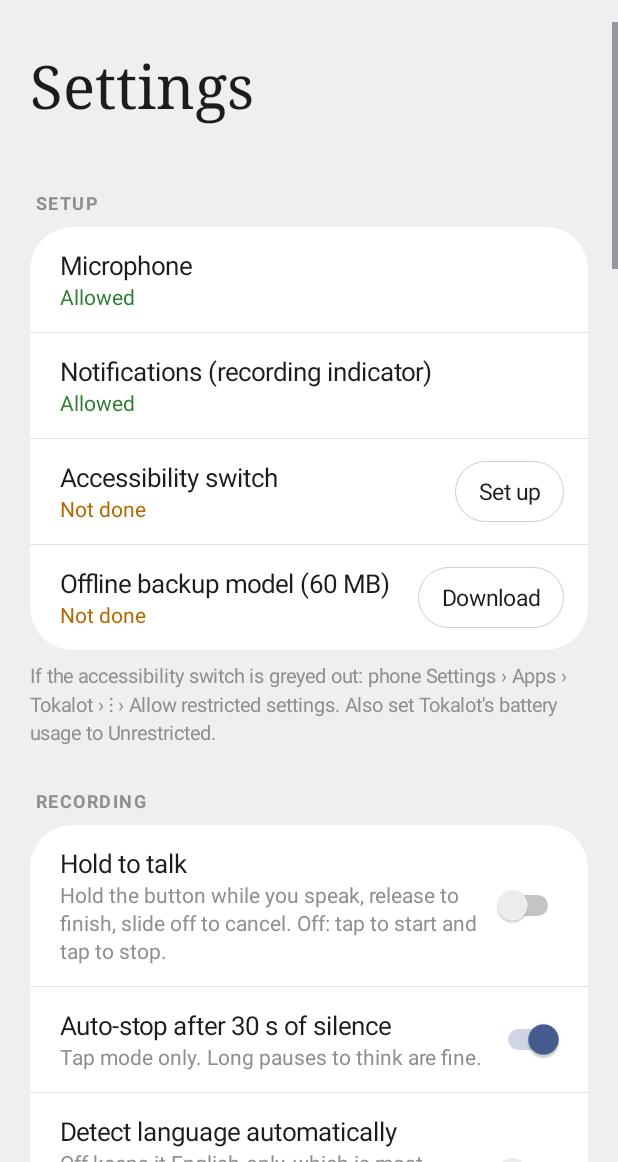
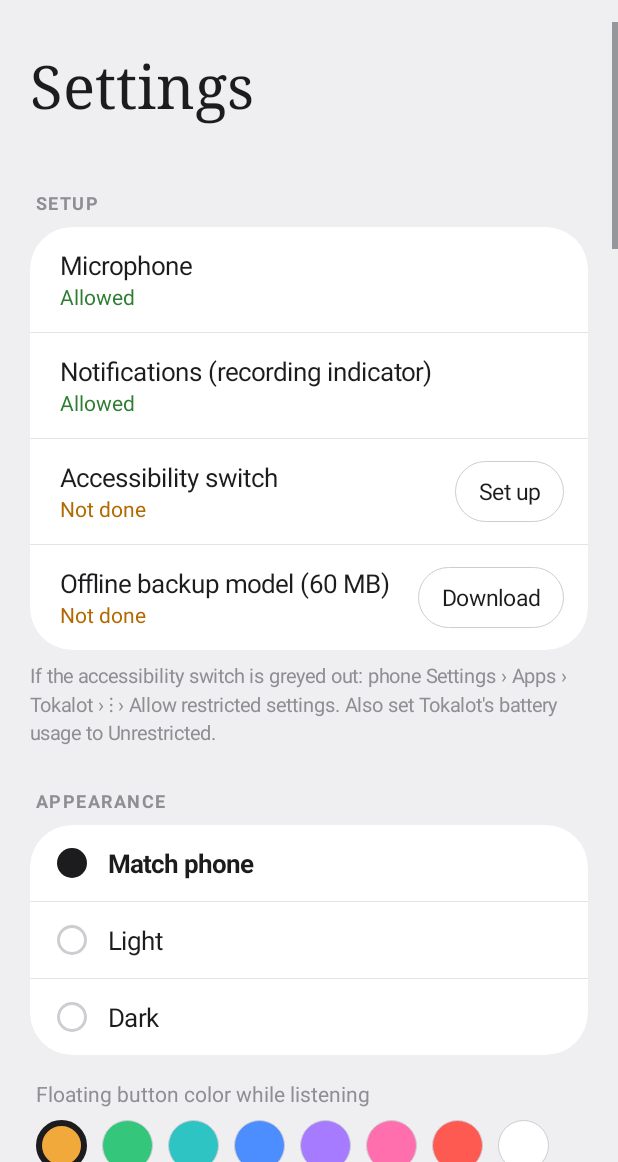
Before and after one commit to sidewinderzz/tokalot, an Android app: the screen it shows after launch (MainActivity), after a tap on "Open setup", on a phone screen of 412 x 824 dp, the part 74-1236 px from its top. Run offline under Robolectric (Android 15) with nearby library versions, the phone set to English and light mode, and no system bars; Roboto replaces fonts that are not available here.

Commit message:
1.1: dark theme, button color, no-flash progress, screenshots
- Theme setting (match phone / light / dark)
- Floating button: dark while active, bars in a chosen color while
  listening (amber default), white ripple while transcribing
- Download progress updates only its label instead of redrawing
- Open-source licenses screen; friendlier app names in history
- Screenshot workflow: emulator + debug-only demo data -> docs/screenshots

Co-Authored-By: Claude Opus 5.5 <noreply@anthropic.com>
Claude-Session: https://claude.ai/code/session_01HtzZVCoAZmno9t2AKyR1tY

```diff
--- a/app/src/main/java/com/tokalot/app/BarsView.kt
+++ b/app/src/main/java/com/tokalot/app/BarsView.kt
@@ -25,6 +25,10 @@ class BarsView(context: Context) : View(context) {
             startTime = System.nanoTime()
             invalidate()
         }
+
+    /** Bar color (white when idle/working, the accent color while listening). */
+    var barColor: Int = Color.WHITE
+        set(v) { field = v; paint.color = v; invalidate() }
 
     /** Returns the current mic level 0..1 (RMS). */
     var level: (() -> Float)? = null
--- a/app/src/main/java/com/tokalot/app/MainActivity.kt
+++ b/app/src/main/java/com/tokalot/app/MainActivity.kt
@@ -50,6 +50,7 @@ class MainActivity : Activity() {
     private val expanded = HashSet<Long>()
     private val showOriginal = HashSet<Long>()
     private var query = ""
+    private var bannerText: TextView? = null
     private var historyBox: LinearLayout? = null
     private val searchField by lazy {
         field("Search your dictations").apply {
@@ -69,12 +70,19 @@ class MainActivity : Activity() {
     private var playingId: Long? = null
 
     override fun onCreate(savedInstanceState: Bundle?) {
+        Demo.handle(this, intent) // debug builds only: screenshot data
+        prefs = Prefs(this)
+        // Pick light or dark before any views exist (dialogs and switches follow the theme too).
+        val systemDark = (resources.configuration.uiMode and android.content.res.Configuration.UI_MODE_NIGHT_MASK) ==
+            android.content.res.Configuration.UI_MODE_NIGHT_YES
+        val dark = when (prefs.theme) { "dark" -> true; "light" -> false; else -> systemDark }
+        C.apply(dark)
+        setTheme(if (dark) android.R.style.Theme_DeviceDefault_NoActionBar else android.R.style.Theme_DeviceDefault_Light_NoActionBar)
         super.onCreate(savedInstanceState)
-        prefs = Prefs(this)
         window.statusBarColor = C.BG
         window.navigationBarColor = C.BG
         @Suppress("DEPRECATION")
-        window.decorView.systemUiVisibility =
+        window.decorView.systemUiVisibility = if (dark) 0 else
             View.SYSTEM_UI_FLAG_LIGHT_STATUS_BAR or View.SYSTEM_UI_FLAG_LIGHT_NAVIGATION_BAR
 
         val root = LinearLayout(this).apply {
@@ -87,7 +95,7 @@ class MainActivity : Activity() {
         headerLeft = FrameLayout(this)
         header.addView(headerLeft, FrameLayout.LayoutParams(dp(48), dp(48), Gravity.START or Gravity.CENTER_VERTICAL))
         val logo = row(
-            icon(R.drawable.ic_logo, 30).apply { clearColorFilter() },
+            icon(if (C.dark) R.drawable.ic_logo_dark else R.drawable.ic_logo, 30).apply { clearColorFilter() },
             text("Tokalot", 26f, bold = true).apply { setPadding(dp(8), 0, 0, 0) }
         )
         header.addView(logo, FrameLayout.LayoutParams(ViewGroup.LayoutParams.WRAP_CONTENT, ViewGroup.LayoutParams.WRAP_CONTENT, Gravity.CENTER))
@@ -103,6 +111,15 @@ class MainActivity : Activity() {
         }
         root.addView(nav, lp())
         setContentView(root)
+
+        // Screenshot workflow can open a specific screen (debug builds only).
+        if (Demo.isDebug(this)) {
+            intent.getStringExtra("tab")?.let { t -> Tab.values().firstOrNull { it.name == t }?.let { tab = it } }
+            if (intent.getBooleanExtra("settings", false)) inSettings = true
+            intent.getStringExtra("category")?.let { c ->
+                AppCategory.values().firstOrNull { it.name == c }?.let { StyleScreen.selected = it }
+            }
+        }
     }
 
     override fun onResume() {
@@ -127,8 +144,13 @@ class MainActivity : Activity() {
         render()
         val app = applicationContext
         Thread {
+            // Only the banner's label changes while downloading; no full redraw (that flashed).
             val poll = Thread {
-                while (Updater.progress != null) { runOnUiThread { render() }; Thread.sleep(500) }
+                while (Updater.progress != null) {
+                    val pct = Updater.progress
+                    runOnUiThread { bannerText?.text = "Downloading Tokalot ${r.version}… ${pct ?: 0}%" }
+                    Thread.sleep(300)
+                }
             }.also { it.start() }
             try {
                 val apk = Updater.download(app, r)
@@ -228,7 +250,7 @@ class MainActivity : Activity() {
             "Everything stays on this phone. The only thing that leaves is your dictation, sent directly to the speech and cleanup services you picked, using your own API keys. No Tokalot server, account or tracking.")
         point("Check it yourself",
             "Tokalot's code is open for anyone to read or have scanned.")
-        body.addView(text("github.com/${Updater.REPO}", 15f, 0xFF2F6FDB.toInt()).apply {
+        body.addView(text("github.com/${Updater.REPO}", 15f, C.LINK).apply {
             setOnClickListener { startActivity(Intent(Intent.ACTION_VIEW, Uri.parse("https://github.com/${Updater.REPO}"))) }
         })
         body.addView(text("On the next screen: tap Tokalot › turn it on › Allow. If it's greyed out, open this phone's Settings › Apps › Tokalot › ⋮ › Allow restricted settings first.", 14f, C.SUB), lp().margins(this, t = 16, b = 8))
@@ -376,8 +398,10 @@ class MainActivity : Activity() {
         Updater.available(this)?.let { r ->
             val pct = Updater.progress
             val msg = if (pct != null) "Downloading Tokalot ${r.version}… $pct%" else "Tokalot ${r.version} is available"
+            val label = text(msg, 15f).apply { layoutParams = LinearLayout.LayoutParams(0, ViewGroup.LayoutParams.WRAP_CONTENT, 1f) }
+            bannerText = label
             val banner = row(
-                text(msg, 15f).apply { layoutParams = LinearLayout.LayoutParams(0, ViewGroup.LayoutParams.WRAP_CONTENT, 1f) },
+                label,
                 if (pct == null) pill("Update", filled = true) { startUpdate(r) } else spacer(),
                 if (pct == null) icon(R.drawable.ic_close, 20, C.SUB).apply {
                     setPadding(dp(4), dp(4), dp(4), dp(4))
--- a/app/src/main/java/com/tokalot/app/Prefs.kt
+++ b/app/src/main/java/com/tokalot/app/Prefs.kt
@@ -59,6 +59,21 @@ object Services {
  * Everything the user sets lives in app-private SharedPreferences on the phone.
  * No accounts, no database; uninstalling the app erases it.
  */
+/** Choices for the floating button's listening color. Amber matches the app icon. */
+object Accents {
+    val DEFAULT = 0xFFF2A93B.toInt()
+    val all = listOf(
+        "Amber" to DEFAULT,
+        "Green" to 0xFF34C77B.toInt(),
+        "Teal" to 0xFF2EC4C4.toInt(),
+        "Blue" to 0xFF4C8DFF.toInt(),
+        "Purple" to 0xFFA77BFF.toInt(),
+        "Pink" to 0xFFFF6FAE.toInt(),
+        "Red" to 0xFFFF5A52.toInt(),
+        "White" to 0xFFFFFFFF.toInt(),
+    )
+}
+
 /** Pre-filled "Your instructions" for a fresh install; users can edit or clear it. */
 const val DEFAULT_INSTRUCTIONS = "Always write \"lol\" in lowercase."
 
@@ -121,6 +136,16 @@ class Prefs(ctx: Context) {
             sp.edit().putString("snippets", arr.toString()).apply()
         }
 
+    /** "system", "light" or "dark". */
+    var theme: String
+        get() = sp.getString("theme", "system") ?: "system"
+        set(v) = sp.edit().putString("theme", v).apply()
+
+    /** Color of the floating button's bars while it's listening. */
+    var accent: Int
+        get() = sp.getInt("accent", Accents.DEFAULT)
+        set(v) = sp.edit().putInt("accent", v).apply()
+
     /** Hold the button to talk instead of tap-to-start / tap-to-stop. */
     var holdToTalk: Boolean
         get() = sp.getBoolean("hold", false)
--- a/app/src/main/java/com/tokalot/app/Screens.kt
+++ b/app/src/main/java/com/tokalot/app/Screens.kt
@@ -264,6 +264,8 @@ class SettingsScreen(private val a: MainActivity) {
     companion object {
         @Volatile var downloadPct: Int? = null
         @Volatile var downloadError: String? = null
+        // Progress updates only change this label; redrawing the whole screen each tick made it flash.
+        var modelStatusView: TextView? = null
     }
 
     fun build(): View = with(a) {
@@ -273,7 +275,7 @@ class SettingsScreen(private val a: MainActivity) {
         // --- Setup
         section(col, "Setup")
         val setup = card()
-        fun setupRow(title: String, done: Boolean, doneText: String, action: String, onClick: () -> Unit) {
+        fun setupRow(title: String, done: Boolean, doneText: String, action: String, onClick: () -> Unit): TextView {
             if (setup.childCount > 0) setup.addView(divider())
             val status = text(if (done) doneText else "Not done", 14f, if (done) C.GOOD else C.WARN)
             val texts = LinearLayout(this).apply {
@@ -285,6 +287,7 @@ class SettingsScreen(private val a: MainActivity) {
                 texts.apply { layoutParams = LinearLayout.LayoutParams(0, ViewGroup.LayoutParams.WRAP_CONTENT, 1f) },
                 if (done) spacer() else pill(action) { onClick() }
             ).apply { setPadding(dp(20), dp(14), dp(16), dp(14)) })
+            return status
         }
         setupRow("Microphone", micGranted(), "Allowed", "Allow") {
             requestPermissions(arrayOf(Manifest.permission.RECORD_AUDIO), 1)
@@ -303,11 +306,41 @@ class SettingsScreen(private val a: MainActivity) {
             downloadError != null -> "Failed: $downloadError"
             else -> ""
         }
-        setupRow("Offline backup model (60 MB)", ModelManager.isReady(this) || pct != null, modelStatus, "Download") {
+        modelStatusView = setupRow("Offline backup model (60 MB)", ModelManager.isReady(this) || pct != null, modelStatus, "Download") {
             startDownload()
         }
         col.addView(setup)
         col.addView(text("If the accessibility switch is greyed out: phone Settings › Apps › Tokalot › ⋮ › Allow restricted settings. Also set Tokalot's battery usage to Unrestricted.", 13f, C.SUB), lp().margins(this, t = 8))
+
+        // --- Appearance
+        section(col, "Appearance")
+        val ap = card()
+        listOf("system" to "Match phone", "light" to "Light", "dark" to "Dark").forEachIndexed { i, (id, label) ->
+            if (i > 0) ap.addView(divider())
+            ap.addView(choiceRow(label, "", prefs.theme == id) {
+                if (prefs.theme != id) { prefs.theme = id; recreate() }
+            })
+        }
+        col.addView(ap)
+        col.addView(text("Floating button color while listening", 14f, C.SUB), lp().margins(this, t = 16, b = 8, l = 4))
+        val swatches = LinearLayout(this).apply { orientation = LinearLayout.HORIZONTAL }
+        Accents.all.forEach { (name, color) ->
+            val on = prefs.accent == color
+            swatches.addView(View(this).apply {
+                // A dark disc with the color as a thick ring, like the button itself.
+                background = android.graphics.drawable.GradientDrawable().apply {
+                    shape = android.graphics.drawable.GradientDrawable.OVAL
+                    setColor(color)
+                    setStroke(dp(if (on) 4 else 1), if (on) C.TEXT else C.PILL)
+                }
+                contentDescription = name
+                setOnClickListener { prefs.accent = color; render() }
+            }, LinearLayout.LayoutParams(dp(34), dp(34)).margins(this, r = 10))
+        }
+        col.addView(android.widget.HorizontalScrollView(this).apply {
+            isHorizontalScrollBarEnabled = false
+            addView(swatches)
+        }, lp().margins(this, l = 4))
 
         // --- Recording
         section(col, "Recording")
@@ -453,7 +486,7 @@ class SettingsScreen(private val a: MainActivity) {
         val about = card(18)
         about.addView(text("Tokalot ${Updater.currentVersion(this)}", 17f, bold = true))
         about.addView(text("Your recordings, history and keys stay on this phone. Dictations go only to the speech and cleanup services you chose, with your own keys. No Tokalot servers, accounts or tracking.", 14f, C.SUB), lp().margins(this, t = 4))
-        about.addView(text("Source code: github.com/${Updater.REPO}", 14f, 0xFF2F6FDB.toInt()).apply {
+        about.addView(text("Source code: github.com/${Updater.REPO}", 14f, C.LINK).apply {
             setOnClickListener { startActivity(Intent(Intent.ACTION_VIEW, android.net.Uri.parse("https://github.com/${Updater.REPO}"))) }
         }, lp().margins(this, t = 8))
         val status = text("", 14f, C.SUB)
@@ -467,6 +500,12 @@ class SettingsScreen(private val a: MainActivity) {
             }.start()
         }), lp().margins(this, t = 12))
         about.addView(status, lp().margins(this, t = 6))
+        about.addView(text("Open-source licenses", 14f, C.LINK).apply {
+            setOnClickListener {
+                AlertDialog.Builder(this@with).setTitle("Open-source licenses")
+                    .setMessage(Licenses.TEXT).setPositiveButton("OK", null).show()
+            }
+        }, lp().margins(this, t = 12))
         col.addView(about)
 
         scroll(col)
@@ -512,11 +551,15 @@ class SettingsScreen(private val a: MainActivity) {
             var last = -1
             val err = ModelManager.download(app) { p ->
                 downloadPct = p
-                if (p / 5 != last) { last = p / 5; a.runOnUiThread { if (!a.isFinishing) a.render() } }
+                if (p != last) {
+                    last = p
+                    a.runOnUiThread { modelStatusView?.text = "Downloading $p%" }
+                }
             }
             downloadPct = null
             downloadError = err
             a.runOnUiThread { if (!a.isFinishing) a.render() }
         }.start()
     }
+
 }
--- a/app/src/main/java/com/tokalot/app/Ui.kt
+++ b/app/src/main/java/com/tokalot/app/Ui.kt
@@ -16,16 +16,26 @@ import android.widget.TextView
 
 /** Colors and small view builders shared by every screen. Plain Android views, no libraries. */
 object C {
-    const val BG = 0xFFEFEFF1.toInt()
-    const val CARD = 0xFFFFFFFF.toInt()
-    const val TEXT = 0xFF1C1C1E.toInt()
-    const val SUB = 0xFF8E8E93.toInt()
-    const val LINE = 0xFFE4E4E7.toInt()
-    const val PILL = 0xFFCDCDD2.toInt()
-    const val NAV_ACTIVE = 0xFFDEDEE2.toInt()
-    const val FIELD = 0xFFF4F4F6.toInt()
-    const val GOOD = 0xFF2E7D32.toInt()
-    const val WARN = 0xFFB26A00.toInt()
+    var dark = false
+        private set
+    var BG = 0; var CARD = 0; var TEXT = 0; var SUB = 0; var LINE = 0; var PILL = 0
+    var NAV_ACTIVE = 0; var FIELD = 0; var GOOD = 0; var WARN = 0; var LINK = 0; var RIPPLE = 0
+
+    init { apply(false) }
+
+    /** Switches every color the UI builders use. Screens are rebuilt after this. */
+    fun apply(dark: Boolean) {
+        this.dark = dark
+        if (dark) {
+            BG = 0xFF0E0E10.toInt(); CARD = 0xFF1C1C1E.toInt(); TEXT = 0xFFF2F2F7.toInt(); SUB = 0xFF98989F.toInt()
+            LINE = 0xFF2C2C2E.toInt(); PILL = 0xFF3A3A3C.toInt(); NAV_ACTIVE = 0xFF2C2C2E.toInt(); FIELD = 0xFF2C2C2E.toInt()
+            GOOD = 0xFF66BB6A.toInt(); WARN = 0xFFFFB74D.toInt(); LINK = 0xFF6EA8FE.toInt(); RIPPLE = 0x33FFFFFF
+        } else {
+            BG = 0xFFEFEFF1.toInt(); CARD = 0xFFFFFFFF.toInt(); TEXT = 0xFF1C1C1E.toInt(); SUB = 0xFF8E8E93.toInt()
+            LINE = 0xFFE4E4E7.toInt(); PILL = 0xFFCDCDD2.toInt(); NAV_ACTIVE = 0xFFDEDEE2.toInt(); FIELD = 0xFFF4F4F6.toInt()
+            GOOD = 0xFF2E7D32.toInt(); WARN = 0xFFB26A00.toInt(); LINK = 0xFF2F6FDB.toInt(); RIPPLE = 0x22000000
+        }
+    }
 }
 
 object Fonts {
@@ -46,7 +56,7 @@ fun Context.rounded(color: Int, radiusDp: Int, strokeColor: Int = 0, strokeDp: I
 
 /** A background that shows a touch ripple over [base]. */
 fun Context.pressable(base: GradientDrawable) =
-    RippleDrawable(ColorStateList.valueOf(0x22000000), base, base)
+    RippleDrawable(ColorStateList.valueOf(C.RIPPLE), base, base)
 
 fun Context.text(s: CharSequence, sizeSp: Float = 16f, color: Int = C.TEXT, bold: Boolean = false) = TextView(this).apply {
     text = s
--- /dev/null
+++ b/app/src/main/res/drawable/ic_logo_dark.xml
@@ -0,0 +1,7 @@
+<?xml version="1.0" encoding="utf-8"?>
+<vector xmlns:android="http://schemas.android.com/apk/res/android"
+    android:width="24dp" android:height="24dp"
+    android:viewportWidth="24" android:viewportHeight="24">
+    <path android:fillColor="#FFF2F2F7" android:pathData="M3,9h2.2v6H3zM7,5h2.2v14H7zM11,8h2.2v8H11zM19,9h2.2v6H19z" />
+    <path android:fillColor="#FFF2A93B" android:pathData="M15,4h2.2v16H15z" />
+</vector>
```
Also changed, not shown: app/build.gradle.kts (+5 -3 lines), app/src/main/java/com/tokalot/app/AppContext.kt (+9 -1 lines), app/src/main/java/com/tokalot/app/Demo.kt (added, +75 -0 lines), app/src/main/java/com/tokalot/app/Licenses.kt (added, +22 -0 lines), app/src/main/java/com/tokalot/app/OfflineFlowService.kt (+4 -4 lines), 4 other files.
